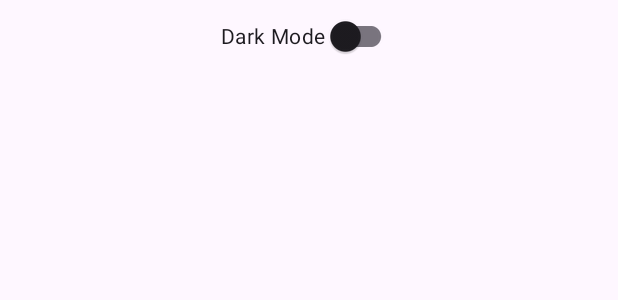
After one commit to johntheajs/residence_app, an Android app: the layout activity_settings.xml on its own in the app's theme, with its tools: preview values and no code run, on a phone screen of 412 x 824 dp. The commit adds this screen. Shown: the top 300 px of the screen. Run offline under Robolectric (Android 15) with nearby library versions, the phone set to English and light mode, and no system bars.

Commit message:
exp-5-partialcompleted

```diff
--- a/app/build.gradle.kts
+++ b/app/build.gradle.kts
@@ -46,6 +46,8 @@ dependencies {
     implementation("com.google.firebase:firebase-analytics")
     implementation ("com.google.firebase:firebase-auth:21.0.0")
     implementation ("com.firebaseui:firebase-ui-auth:8.0.0")
+    implementation ("androidx.appcompat:appcompat:1.3.0")
+
 
 
 }
--- a/app/src/main/java/com/example/myapplication/AppointmentActivity.java
+++ b/app/src/main/java/com/example/myapplication/AppointmentActivity.java
@@ -1,9 +1,13 @@
 package com.example.myapplication;
 
+
+import static com.example.myapplication.SettingsActivity.DARK_MODE_KEY;
+import static com.example.myapplication.SettingsActivity.PREFS_NAME;
 
 import android.Manifest;
 import android.app.DatePickerDialog;
 import android.app.TimePickerDialog;
+import android.content.SharedPreferences;
 import android.content.pm.PackageManager;
 import android.location.Address;
 import android.location.Geocoder;
@@ -58,6 +62,8 @@ public class AppointmentActivity extends AppCompatActivity {
     protected void onCreate(Bundle savedInstanceState) {
         super.onCreate(savedInstanceState);
         setContentView(R.layout.activity_appointment);
+
+
 
         fusedLocationClient = LocationServices.getFusedLocationProviderClient(this);
 
--- a/app/src/main/java/com/example/myapplication/LoginActivity.java
+++ b/app/src/main/java/com/example/myapplication/LoginActivity.java
@@ -1,5 +1,9 @@
 package com.example.myapplication;
+import static com.example.myapplication.SettingsActivity.DARK_MODE_KEY;
+import static com.example.myapplication.SettingsActivity.PREFS_NAME;
+
 import android.content.Intent;
+import android.content.SharedPreferences;
 import android.os.Bundle;
 import android.view.View;
 import android.widget.Button;
@@ -30,6 +34,8 @@ public class LoginActivity extends AppCompatActivity {
     protected void onCreate(Bundle savedInstanceState) {
         super.onCreate(savedInstanceState);
         setContentView(R.layout.activity_login);
+
+
 
         mAuth = FirebaseAuth.getInstance();
 
--- a/app/src/main/java/com/example/myapplication/ResidentsActivity.java
+++ b/app/src/main/java/com/example/myapplication/ResidentsActivity.java
@@ -1,7 +1,11 @@
 package com.example.myapplication;
+
+import static com.example.myapplication.SettingsActivity.DARK_MODE_KEY;
+import static com.example.myapplication.SettingsActivity.PREFS_NAME;
 
 import android.app.AlertDialog;
 import android.content.DialogInterface;
+import android.content.SharedPreferences;
 import android.os.Bundle;
 import android.view.LayoutInflater;
 import android.view.View;
@@ -28,6 +32,7 @@ public class ResidentsActivity extends AppCompatActivity {
     protected void onCreate(Bundle savedInstanceState) {
         super.onCreate(savedInstanceState);
         setContentView(R.layout.activity_residents);
+
 
         databaseHelper = new ResidentsDatabaseHelper(this);
 
--- a/app/src/main/java/com/example/myapplication/SecondActivity.java
+++ b/app/src/main/java/com/example/myapplication/SecondActivity.java
@@ -1,7 +1,11 @@
 package com.example.myapplication;
+
+import static com.example.myapplication.SettingsActivity.DARK_MODE_KEY;
+import static com.example.myapplication.SettingsActivity.PREFS_NAME;
 
 import android.content.Context;
 import android.content.Intent;
+import android.content.SharedPreferences;
 import android.content.pm.PackageManager;
 import android.location.Criteria;
 import android.location.Location;
@@ -25,6 +29,8 @@ public class SecondActivity extends AppCompatActivity {
     protected void onCreate(Bundle savedInstanceState) {
         super.onCreate(savedInstanceState);
         setContentView(R.layout.activity_second);
+
+
 
         Toolbar toolbar = (Toolbar) findViewById(R.id.toolbar);
         setSupportActionBar(toolbar);
--- /dev/null
+++ b/app/src/main/res/layout/activity_settings.xml
@@ -0,0 +1,17 @@
+<?xml version="1.0" encoding="utf-8"?>
+<RelativeLayout xmlns:android="http://schemas.android.com/apk/res/android"
+    xmlns:app="http://schemas.android.com/apk/res-auto"
+    xmlns:tools="http://schemas.android.com/tools"
+    android:layout_width="match_parent"
+    android:layout_height="match_parent"
+    android:visibility="visible"
+    tools:context=".SettingsActivity">
+
+    <androidx.appcompat.widget.SwitchCompat
+        android:id="@+id/switchDarkMode"
+        android:layout_width="wrap_content"
+        android:layout_height="wrap_content"
+        android:text="Dark Mode"
+        android:layout_centerHorizontal="true"/>
+
+</RelativeLayout>
```
Also changed, not shown: app/src/main/AndroidManifest.xml (+7 -0 lines), app/src/main/java/com/example/myapplication/MainActivity.java (+36 -4 lines), app/src/main/java/com/example/myapplication/SettingsActivity.java (added, +50 -0 lines), app/src/main/java/com/example/myapplication/ThemeChangeReceiver.java (added, +24 -0 lines), app/src/main/res/values/styles.xml (added, +15 -0 lines).
